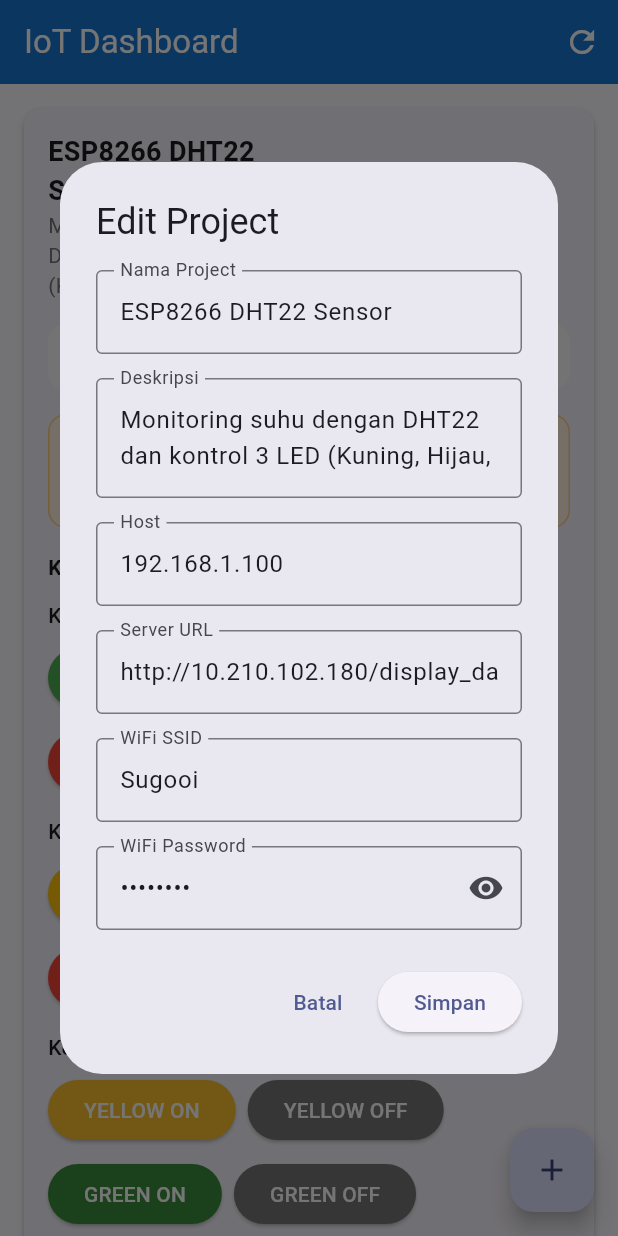
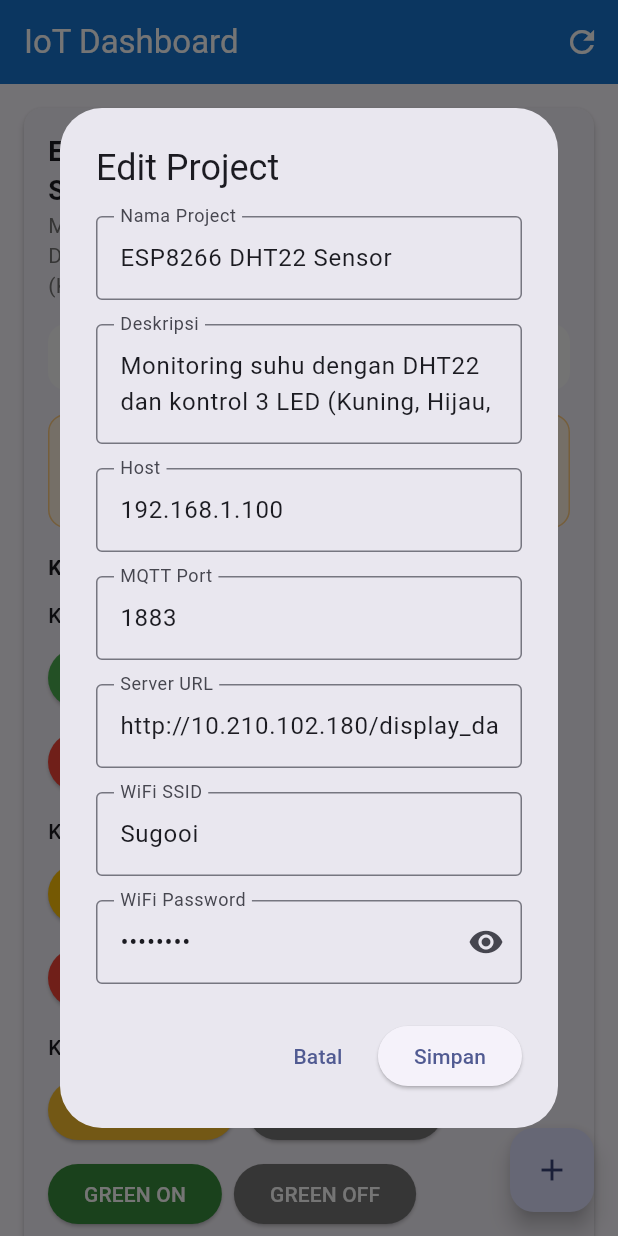
Before and after one commit to Hyperionzs/IoT-Management--LED---DHT22-, a Flutter app: the screen it shows after launch, after a tap on the "settings" icon, on a phone screen of 412 x 824 dp. Run offline on Flutter 3.47's test engine with Material 3 defaults, Android fonts, the phone set to English and light mode, and no system bars; missing offline and left inert: mqtt_client.

Commit message:
Add MQTT port configuration to IoTProject class and UI

```diff
--- a/lib/main.dart
+++ b/lib/main.dart
@@ -34,6 +34,7 @@ class IoTProject {
   String description;
   String deviceIP;
   String serverUrl;
+  int mqttPort;
   String wifiSSID;
   String wifiPassword;
   bool yellowLedStatus;
@@ -50,6 +51,7 @@ class IoTProject {
     required this.description,
     required this.deviceIP,
     required this.serverUrl,
+    this.mqttPort = 1883,
     required this.wifiSSID,
     required this.wifiPassword,
     this.yellowLedStatus = false,
@@ -67,6 +69,7 @@ class IoTProject {
     'description': description,
     'deviceIP': deviceIP,
     'serverUrl': serverUrl,
+    'mqttPort': mqttPort,
     'wifiSSID': wifiSSID,
     'wifiPassword': wifiPassword,
     'yellowLedStatus': yellowLedStatus,
@@ -84,6 +87,9 @@ class IoTProject {
     description: json['description'],
     deviceIP: json['deviceIP'],
     serverUrl: json['serverUrl'],
+    mqttPort: (json['mqttPort'] is String)
+        ? int.tryParse(json['mqttPort']) ?? 1883
+        : (json['mqttPort'] ?? 1883),
     wifiSSID: json['wifiSSID'],
     wifiPassword: json['wifiPassword'],
     yellowLedStatus: json['yellowLedStatus'] ?? false,
@@ -145,6 +151,7 @@ class _DashboardScreenState extends State<DashboardScreen> {
           description: 'Monitoring suhu dengan DHT22 dan kontrol 3 LED (Kuning, Hijau, Putih)',
           deviceIP: '192.168.1.100',
           serverUrl: 'http://10.210.102.180/display_data.php',
+          mqttPort: 1883,
           wifiSSID: 'Sugooi',
           wifiPassword: 'Saturned',
           yellowLedStatus: false,
@@ -161,6 +168,7 @@ class _DashboardScreenState extends State<DashboardScreen> {
           description: 'Backup device untuk monitoring IoT',
           deviceIP: '192.168.1.101',
           serverUrl: 'http://10.210.102.180/display_data.php',
+          mqttPort: 1883,
           wifiSSID: 'Sugooi',
           wifiPassword: 'Saturned',
           yellowLedStatus: false,
@@ -190,7 +198,7 @@ class _DashboardScreenState extends State<DashboardScreen> {
       // Configure client settings
       _mqttClient.logging(on: false);
       _mqttClient.keepAlivePeriod = 30;
-      _mqttClient.port = 1883;
+      _mqttClient.port = (projects.isNotEmpty ? projects.first.mqttPort : 1883);
       _mqttClient.autoReconnect = true;
       _mqttClient.connectTimeoutPeriod = 10000; // 10 seconds timeout
 
@@ -948,6 +956,7 @@ class _ProjectDialogState extends State<ProjectDialog> {
   late TextEditingController _nameController;
   late TextEditingController _descriptionController;
   late TextEditingController _deviceIPController;
+  late TextEditingController _mqttPortController;
   late TextEditingController _serverUrlController;
   late TextEditingController _wifiSSIDController;
   late TextEditingController _wifiPasswordController;
@@ -960,6 +969,7 @@ class _ProjectDialogState extends State<ProjectDialog> {
     _nameController = TextEditingController(text: project?.name ?? '');
     _descriptionController = TextEditingController(text: project?.description ?? '');
     _deviceIPController = TextEditingController(text: project?.deviceIP ?? '');
+    _mqttPortController = TextEditingController(text: (project?.mqttPort ?? 1883).toString());
     _serverUrlController = TextEditingController(text: project?.serverUrl ?? '');
     _wifiSSIDController = TextEditingController(text: project?.wifiSSID ?? '');
     _wifiPasswordController = TextEditingController(text: project?.wifiPassword ?? '');
@@ -1005,6 +1015,22 @@ class _ProjectDialogState extends State<ProjectDialog> {
                   ),
                   validator: (value) =>
                       value?.isEmpty == true ? 'Host wajib diisi' : null,
+                ),
+                const SizedBox(height: 16),
+                TextFormField(
+                  controller: _mqttPortController,
+                  decoration: const InputDecoration(
+                    labelText: 'MQTT Port',
+                    hintText: 'contoh: 1883',
+                    border: OutlineInputBorder(),
+                  ),
+                  keyboardType: TextInputType.number,
+                  validator: (value) {
+                    if (value == null || value.isEmpty) return 'Port wajib diisi';
+                    final port = int.tryParse(value);
+                    if (port == null || port < 1 || port > 65535) return 'Port tidak valid';
+                    return null;
+                  },
                 ),
                 const SizedBox(height: 16),
                 TextFormField(
@@ -1066,6 +1092,7 @@ class _ProjectDialogState extends State<ProjectDialog> {
         description: _descriptionController.text,
         deviceIP: _deviceIPController.text,
         serverUrl: _serverUrlController.text,
+        mqttPort: int.tryParse(_mqttPortController.text) ?? 1883,
         wifiSSID: _wifiSSIDController.text,
         wifiPassword: _wifiPasswordController.text,
         yellowLedStatus: widget.project?.yellowLedStatus ?? false,
@@ -1087,6 +1114,7 @@ class _ProjectDialogState extends State<ProjectDialog> {
     _nameController.dispose();
     _descriptionController.dispose();
     _deviceIPController.dispose();
+    _mqttPortController.dispose();
     _serverUrlController.dispose();
     _wifiSSIDController.dispose();
     _wifiPasswordController.dispose();
```
